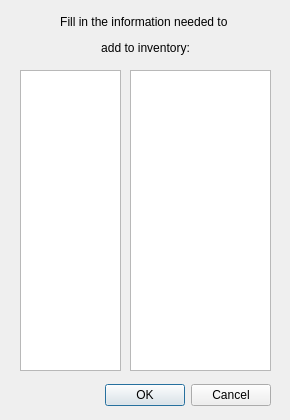
EtoDrowsy/CS499, file additemdialog.ui: the form before one commit.
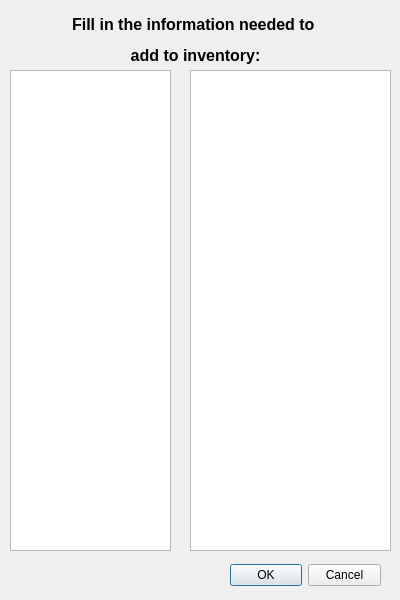
The form after the commit.

```diff
--- a/additemdialog.ui
+++ b/additemdialog.ui
@@ -6,8 +6,8 @@
    <rect>
     <x>0</x>
     <y>0</y>
-    <width>290</width>
-    <height>420</height>
+    <width>400</width>
+    <height>600</height>
    </rect>
   </property>
   <property name="windowTitle">
@@ -16,9 +16,9 @@
   <widget class="QDialogButtonBox" name="buttonBox">
    <property name="geometry">
     <rect>
-     <x>100</x>
-     <y>380</y>
-     <width>171</width>
+     <x>230</x>
+     <y>560</y>
+     <width>151</width>
      <height>31</height>
     </rect>
    </property>
@@ -32,30 +32,64 @@
   <widget class="QTableWidget" name="attributetable">
    <property name="geometry">
     <rect>
-     <x>20</x>
+     <x>10</x>
      <y>70</y>
-     <width>101</width>
-     <height>301</height>
+     <width>161</width>
+     <height>481</height>
     </rect>
    </property>
+   <property name="font">
+    <font>
+     <pointsize>12</pointsize>
+    </font>
+   </property>
+   <attribute name="horizontalHeaderVisible">
+    <bool>false</bool>
+   </attribute>
+   <attribute name="horizontalHeaderHighlightSections">
+    <bool>false</bool>
+   </attribute>
+   <attribute name="verticalHeaderVisible">
+    <bool>false</bool>
+   </attribute>
+   <attribute name="verticalHeaderHighlightSections">
+    <bool>false</bool>
+   </attribute>
   </widget>
   <widget class="QTableWidget" name="inputtable">
    <property name="geometry">
     <rect>
-     <x>130</x>
+     <x>190</x>
      <y>70</y>
-     <width>141</width>
-     <height>301</height>
+     <width>201</width>
+     <height>481</height>
     </rect>
    </property>
+   <property name="font">
+    <font>
+     <pointsize>12</pointsize>
+    </font>
+   </property>
+   <attribute name="horizontalHeaderVisible">
+    <bool>false</bool>
+   </attribute>
+   <attribute name="horizontalHeaderHighlightSections">
+    <bool>false</bool>
+   </attribute>
+   <attribute name="verticalHeaderVisible">
+    <bool>false</bool>
+   </attribute>
+   <attribute name="verticalHeaderHighlightSections">
+    <bool>false</bool>
+   </attribute>
   </widget>
   <widget class="QLabel" name="label">
    <property name="geometry">
     <rect>
-     <x>30</x>
+     <x>20</x>
      <y>10</y>
-     <width>231</width>
-     <height>51</height>
+     <width>351</width>
+     <height>61</height>
     </rect>
    </property>
    <property name="font">
@@ -64,7 +98,7 @@
     </font>
    </property>
    <property name="text">
-    <string>&lt;html&gt;&lt;head/&gt;&lt;body&gt;&lt;p align=&quot;center&quot;&gt;&lt;span style=&quot; font-size:9pt;&quot;&gt;Fill in the information needed to &lt;/span&gt;&lt;/p&gt;&lt;p align=&quot;center&quot;&gt;&lt;span style=&quot; font-size:9pt;&quot;&gt;add to inventory:&lt;/span&gt;&lt;/p&gt;&lt;/body&gt;&lt;/html&gt;</string>
+    <string>&lt;html&gt;&lt;head/&gt;&lt;body&gt;&lt;p align=&quot;center&quot;&gt;&lt;span style=&quot; font-size:12pt; font-weight:700;&quot;&gt;Fill in the information needed to &lt;/span&gt;&lt;/p&gt;&lt;p align=&quot;center&quot;&gt;&lt;span style=&quot; font-size:12pt; font-weight:700;&quot;&gt;add to inventory:&lt;/span&gt;&lt;/p&gt;&lt;/body&gt;&lt;/html&gt;</string>
    </property>
   </widget>
  </widget>
```
